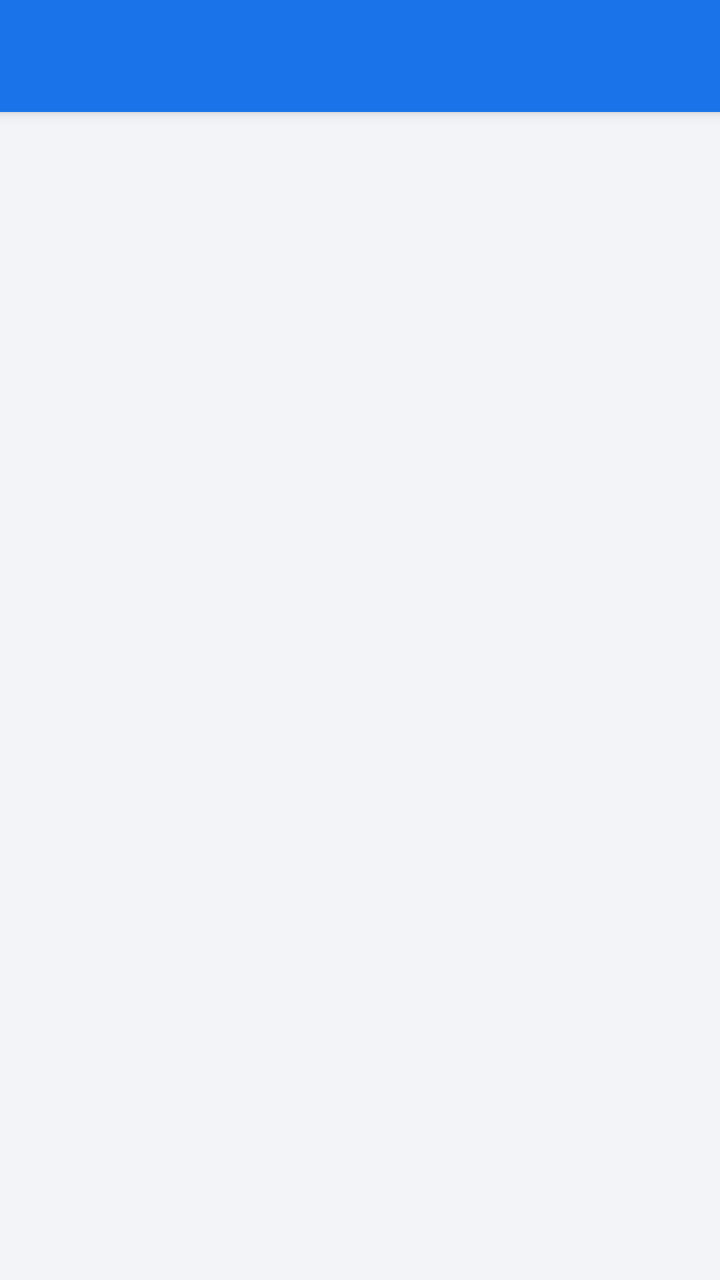
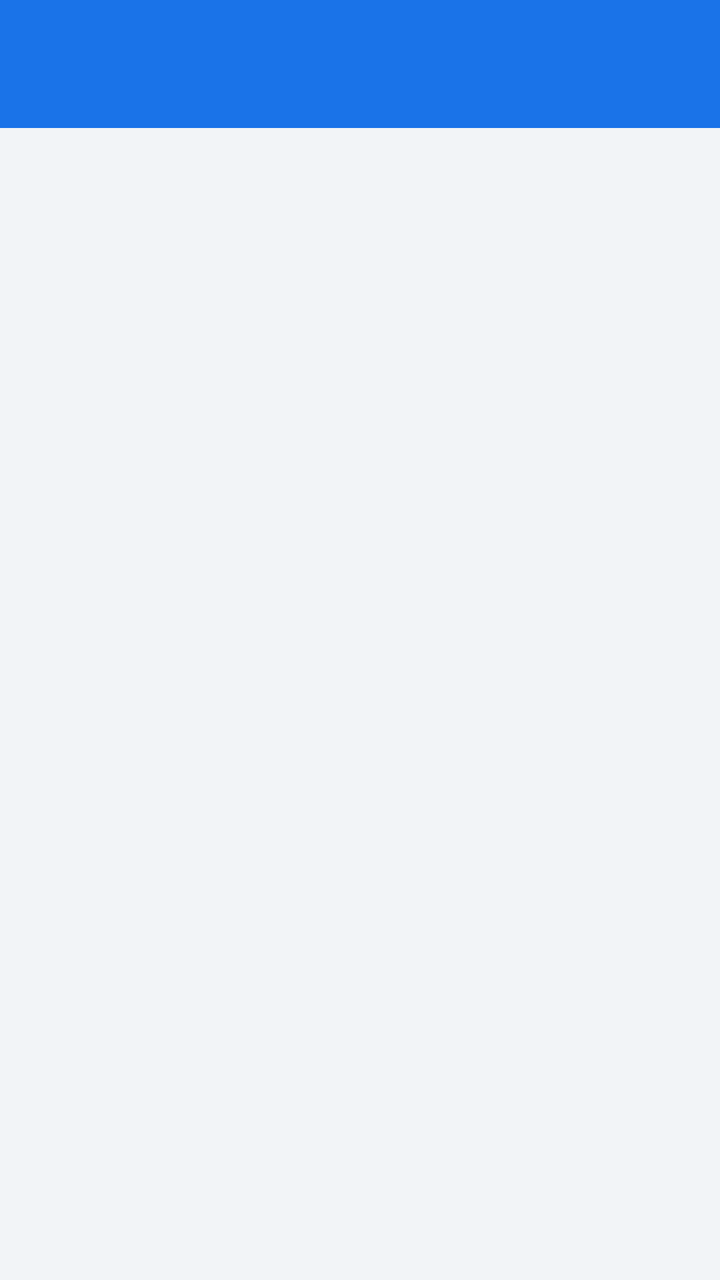

Compare the two renders of this Android layout. The source of the first and the diff that turns it into the second are given below.
<!-- AndroidManifest.xml: application theme AppTheme -->
<!-- res/layout/activity_detail.xml -->
<?xml version="1.0" encoding="utf-8"?>
<LinearLayout xmlns:android="http://schemas.android.com/apk/res/android"
    android:layout_width="match_parent"
    android:layout_height="match_parent"
    android:orientation="vertical"
    android:background="@color/background"
    android:fitsSystemWindows="true">

    <android.widget.Toolbar
        android:id="@+id/toolbar"
        android:layout_width="match_parent"
        android:layout_height="?android:attr/actionBarSize"
        android:background="@color/primary"
        android:elevation="4dp"
        android:theme="@android:style/ThemeOverlay.Material.Dark.ActionBar"
        android:titleTextColor="#FFFFFF" />

    <ScrollView
        android:layout_width="match_parent"
        android:layout_height="0dp"
        android:layout_weight="1"
        android:fillViewport="true">

        <LinearLayout
            android:id="@+id/container"
            android:layout_width="match_parent"
            android:layout_height="wrap_content"
            android:orientation="vertical"
            android:padding="12dp" />
    </ScrollView>

</LinearLayout>
<!-- resources referenced by this layout -->
<resources>
  <color name="background">#F2F4F7</color>
  <color name="primary">#1A73E8</color>
  <style name="AppTheme" parent="android:Theme.Material.Light.NoActionBar">
          <item name="android:colorPrimary">@color/primary</item>
          <item name="android:colorPrimaryDark">@color/primary_dark</item>
          <item name="android:colorAccent">@color/accent</item>
          <item name="android:statusBarColor">@android:color/transparent</item>
          <item name="android:windowDrawsSystemBarBackgrounds">true</item>
          <item name="android:windowBackground">@color/background</item>
      </style>
  <color name="primary_dark">#0D47A1</color>
  <color name="accent">#1E8E5A</color>
</resources>

<!-- the commit's change to res/layout/activity_detail.xml (unified diff, before → after) -->
@@ -1,19 +1,20 @@
 <?xml version="1.0" encoding="utf-8"?>
 <LinearLayout xmlns:android="http://schemas.android.com/apk/res/android"
+    xmlns:app="http://schemas.android.com/apk/res-auto"
     android:layout_width="match_parent"
     android:layout_height="match_parent"
     android:orientation="vertical"
     android:background="@color/background"
     android:fitsSystemWindows="true">
 
-    <android.widget.Toolbar
+    <com.google.android.material.appbar.MaterialToolbar
         android:id="@+id/toolbar"
         android:layout_width="match_parent"
-        android:layout_height="?android:attr/actionBarSize"
+        android:layout_height="?attr/actionBarSize"
         android:background="@color/primary"
         android:elevation="4dp"
-        android:theme="@android:style/ThemeOverlay.Material.Dark.ActionBar"
-        android:titleTextColor="#FFFFFF" />
+        app:titleTextColor="#FFFFFF"
+        app:subtitleTextColor="#B3FFFFFF" />
 
     <ScrollView
         android:layout_width="match_parent"
<!-- resource entries referenced after the edit -->
@@ -2,15 +2,41 @@
 <resources>
   <color name="background">#F2F4F7</color>
   <color name="primary">#1A73E8</color>
-  <style name="AppTheme" parent="android:Theme.Material.Light.NoActionBar">
+  <style name="AppTheme" parent="Theme.Material3.Light.NoActionBar">
+          
+          <item name="colorPrimary">@color/primary</item>
+          <item name="colorOnPrimary">@android:color/white</item>
+          <item name="colorPrimaryContainer">#D8E7FB</item>
+          <item name="colorOnPrimaryContainer">#0B3D91</item>
+          <item name="colorSecondary">@color/accent</item>
+          <item name="colorOnSecondary">@android:color/white</item>
+          <item name="colorSecondaryContainer">#D3F2E2</item>
+          <item name="colorOnSecondaryContainer">#0A4A2B</item>
           <item name="android:colorPrimary">@color/primary</item>
-          <item name="android:colorPrimaryDark">@color/primary_dark</item>
           <item name="android:colorAccent">@color/accent</item>
+          
           <item name="android:statusBarColor">@android:color/transparent</item>
           <item name="android:windowDrawsSystemBarBackgrounds">true</item>
+          <item name="android:windowLightStatusBar">false</item>
           <item name="android:windowBackground">@color/background</item>
+          
+          <item name="materialAlertDialogTheme">@style/AppDialog</item>
+          <item name="materialCardViewStyle">@style/AppCard</item>
       </style>
-  <color name="primary_dark">#0D47A1</color>
   <color name="accent">#1E8E5A</color>
+  <style name="AppDialog" parent="ThemeOverlay.Material3.MaterialAlertDialog">
+          <item name="shapeAppearanceOverlay">@style/AppDialogShape</item>
+      </style>
+  <style name="AppCard" parent="Widget.Material3.CardView.Elevated">
+          <item name="cardCornerRadius">12dp</item>
+          <item name="cardElevation">1dp</item>
+          <item name="cardBackgroundColor">@color/card_bg</item>
+          <item name="strokeWidth">0dp</item>
+      </style>
+  <style name="AppDialogShape" parent="">
+          <item name="cornerFamily">rounded</item>
+          <item name="cornerSize">16dp</item>
+      </style>
+  <color name="card_bg">#FFFFFF</color>
 </resources>
 
